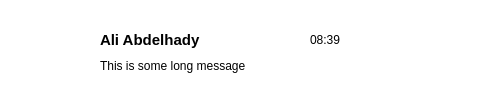
This is chatcard.ui in YousefAdel777/ChatAppGUI as Qt 5 draws it before an edit. The edited form follows.
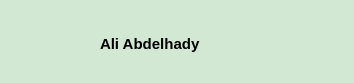
This is the edited form. Icons and pictures are not drawn.

```diff
--- a/chatcard.ui
+++ b/chatcard.ui
@@ -6,21 +6,33 @@
    <rect>
     <x>0</x>
     <y>0</y>
-    <width>491</width>
-    <height>100</height>
+    <width>354</width>
+    <height>83</height>
    </rect>
   </property>
+  <property name="sizePolicy">
+   <sizepolicy hsizetype="Fixed" vsizetype="Fixed">
+    <horstretch>0</horstretch>
+    <verstretch>0</verstretch>
+   </sizepolicy>
+  </property>
   <property name="minimumSize">
    <size>
-    <width>491</width>
-    <height>100</height>
+    <width>354</width>
+    <height>83</height>
+   </size>
+  </property>
+  <property name="maximumSize">
+   <size>
+    <width>354</width>
+    <height>83</height>
    </size>
   </property>
   <property name="windowTitle">
    <string>Form</string>
   </property>
   <property name="styleSheet">
-   <string notr="true">background-color: transparent;
+   <string notr="true">background-color: #D3E8D2;
 border: none;
 border-radius: 30px;
 text-align: left;
@@ -32,13 +44,24 @@
     <rect>
      <x>0</x>
      <y>0</y>
-     <width>491</width>
-     <height>100</height>
+     <width>351</width>
+     <height>81</height>
     </rect>
    </property>
+   <property name="minimumSize">
+    <size>
+     <width>0</width>
+     <height>81</height>
+    </size>
+   </property>
+   <property name="maximumSize">
+    <size>
+     <width>16777215</width>
+     <height>81</height>
+    </size>
+   </property>
    <property name="styleSheet">
-    <string notr="true">background-color: transparent;
-border: none;
+    <string notr="true">border: none;
 border-radius: 30px;
 text-align: left;
 color: #000;
@@ -48,9 +71,9 @@
     <property name="geometry">
      <rect>
       <x>20</x>
-      <y>20</y>
-      <width>60</width>
-      <height>60</height>
+      <y>18</y>
+      <width>50</width>
+      <height>50</height>
      </rect>
     </property>
     <property name="styleSheet">
@@ -66,25 +89,12 @@
      <bool>true</bool>
     </property>
    </widget>
-   <widget class="QLabel" name="message">
-    <property name="geometry">
-     <rect>
-      <x>100</x>
-      <y>50</y>
-      <width>171</width>
-      <height>31</height>
-     </rect>
-    </property>
-    <property name="text">
-     <string>This is some long message</string>
-    </property>
-   </widget>
    <widget class="QLabel" name="name">
     <property name="geometry">
      <rect>
       <x>100</x>
-      <y>30</y>
-      <width>121</width>
+      <y>34</y>
+      <width>251</width>
       <height>20</height>
      </rect>
     </property>
@@ -98,19 +108,6 @@
      <string>Ali Abdelhady</string>
     </property>
    </widget>
-   <widget class="QLabel" name="time">
-    <property name="geometry">
-     <rect>
-      <x>310</x>
-      <y>30</y>
-      <width>31</width>
-      <height>20</height>
-     </rect>
-    </property>
-    <property name="text">
-     <string>08:39</string>
-    </property>
-   </widget>
   </widget>
  </widget>
  <resources/>
```
